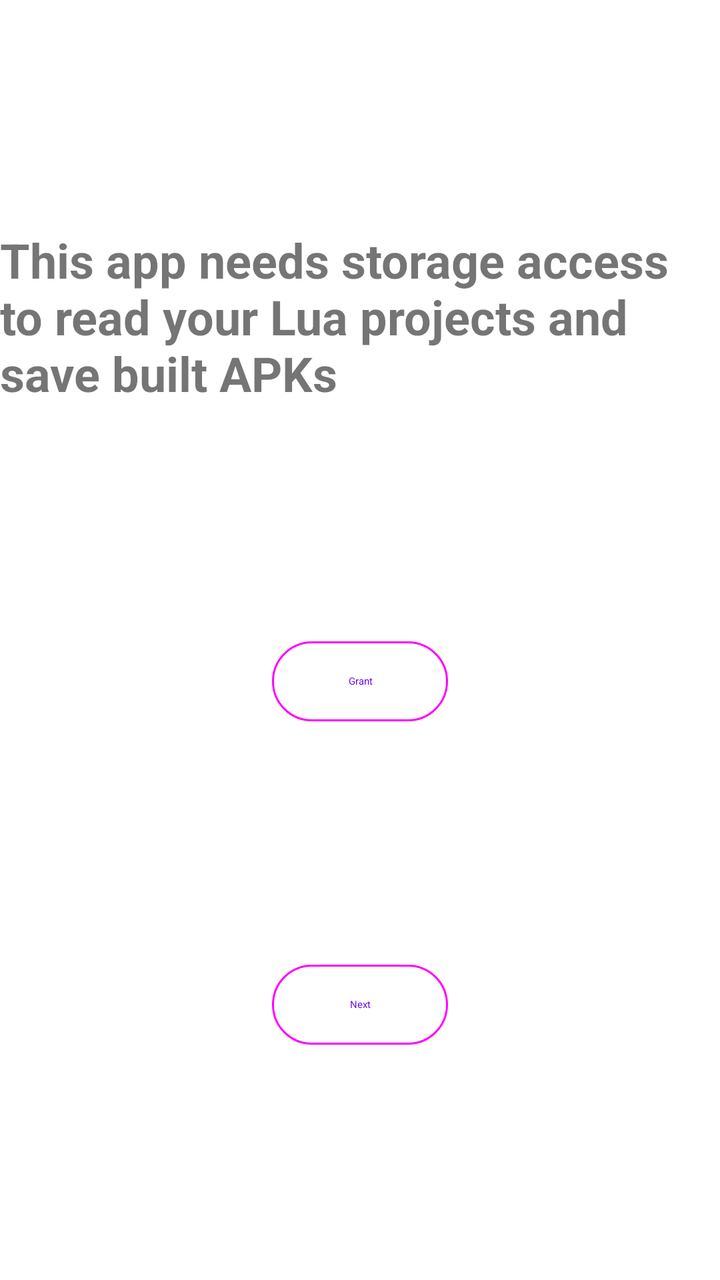
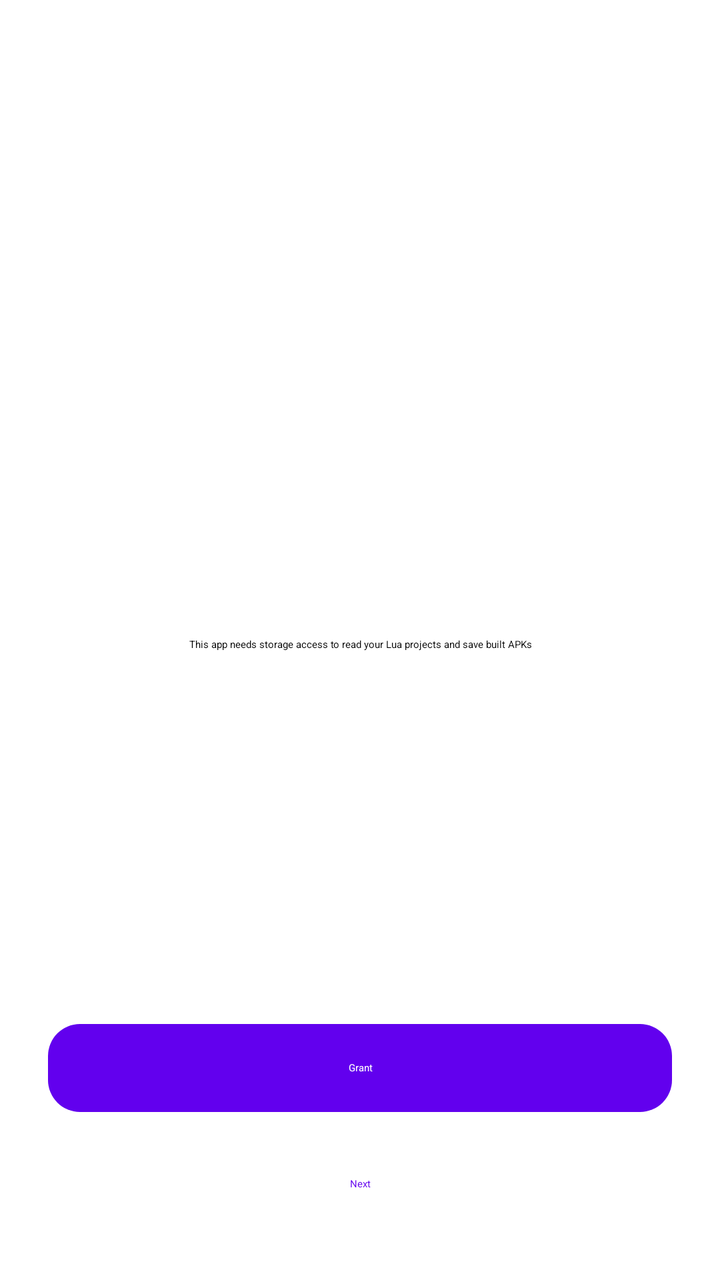

An Android layout rendered at two revisions. The XML below is the earlier revision; the diff shows what the commit changed to produce the second picture.
<!-- AndroidManifest.xml: fallback theme Theme.MaterialComponents.DayNight.NoActionBar -->
<!-- res/layout/fragment_permission.xml -->
<?xml version="1.0" encoding="utf-8"?>
<androidx.constraintlayout.widget.ConstraintLayout xmlns:android="http://schemas.android.com/apk/res/android"
    xmlns:app="http://schemas.android.com/apk/res-auto"
    android:layout_width="match_parent"
    android:layout_height="match_parent">

    <TextView
        android:id="@+id/textView"
        android:layout_width="wrap_content"
        android:layout_height="wrap_content"
        android:text="@string/need_permission"
        android:textStyle="bold"
        android:textSize="24sp"
        app:layout_constraintBottom_toTopOf="@id/grant_button"
        app:layout_constraintEnd_toEndOf="parent"
        app:layout_constraintStart_toStartOf="parent"
        app:layout_constraintTop_toTopOf="parent" />

    <com.google.android.material.button.MaterialButton
        android:id="@+id/grant_button"
        style="@style/Widget.Material3.Button.OutlinedButton"
        android:layout_width="wrap_content"
        android:layout_height="wrap_content"
        android:text="@string/grant"
        app:layout_constraintEnd_toEndOf="parent"
        app:layout_constraintBottom_toTopOf="@id/next_button"
        app:layout_constraintStart_toStartOf="parent"
        app:layout_constraintTop_toBottomOf="@id/textView" />

    <com.google.android.material.button.MaterialButton
        android:id="@+id/next_button"
        style="@style/Widget.Material3.Button.OutlinedButton"
        android:layout_width="wrap_content"
        android:layout_height="wrap_content"
        android:text="@string/next"
        app:layout_constraintBottom_toBottomOf="parent"
        app:layout_constraintEnd_toEndOf="parent"
        app:layout_constraintStart_toStartOf="parent"
        app:layout_constraintTop_toBottomOf="@id/grant_button" />

</androidx.constraintlayout.widget.ConstraintLayout>
<!-- resources referenced by this layout -->
<resources>
  <string name="grant">Grant</string>
  <string name="need_permission">This app needs storage access to read your Lua projects and save built APKs</string>
  <string name="next">Next</string>
</resources>

<!-- the commit's change to res/layout/fragment_permission.xml (unified diff, before → after) -->
@@ -2,40 +2,71 @@
 <androidx.constraintlayout.widget.ConstraintLayout xmlns:android="http://schemas.android.com/apk/res/android"
     xmlns:app="http://schemas.android.com/apk/res-auto"
     android:layout_width="match_parent"
-    android:layout_height="match_parent">
+    android:layout_height="match_parent"
+    android:background="?attr/colorSurface"
+    android:padding="24dp">
 
-    <TextView
-        android:id="@+id/textView"
-        android:layout_width="wrap_content"
+    <LinearLayout
+        android:layout_width="match_parent"
         android:layout_height="wrap_content"
-        android:text="@string/need_permission"
-        android:textStyle="bold"
-        android:textSize="24sp"
-        app:layout_constraintBottom_toTopOf="@id/grant_button"
-        app:layout_constraintEnd_toEndOf="parent"
-        app:layout_constraintStart_toStartOf="parent"
-        app:layout_constraintTop_toTopOf="parent" />
+        android:gravity="center_horizontal"
+        android:orientation="vertical"
+        app:layout_constraintBottom_toTopOf="@id/actions_layout"
+        app:layout_constraintTop_toTopOf="parent">
 
-    <com.google.android.material.button.MaterialButton
-        android:id="@+id/grant_button"
-        style="@style/Widget.Material3.Button.OutlinedButton"
-        android:layout_width="wrap_content"
+        <com.google.android.material.card.MaterialCardView
+            style="@style/Widget.Material3.CardView.Filled"
+            android:layout_width="88dp"
+            android:layout_height="88dp"
+            android:layout_marginBottom="24dp"
+            app:cardBackgroundColor="?attr/colorSecondaryContainer"
+            app:cardCornerRadius="44dp"
+            app:strokeWidth="0dp">
+
+            <ImageView
+                android:layout_width="44dp"
+                android:layout_height="44dp"
+                android:layout_gravity="center"
+                android:contentDescription="@null"
+                android:src="@drawable/ic_project"
+                app:tint="?attr/colorOnSecondaryContainer" />
+
+        </com.google.android.material.card.MaterialCardView>
+
+        <com.google.android.material.textview.MaterialTextView
+            android:id="@+id/textView"
+            android:layout_width="wrap_content"
+            android:layout_height="wrap_content"
+            android:text="@string/need_permission"
+            android:textAlignment="center"
+            android:textAppearance="?attr/textAppearanceBodyLarge"
+            android:textColor="?attr/colorOnSurface" />
+
+    </LinearLayout>
+
+    <LinearLayout
+        android:id="@+id/actions_layout"
+        android:layout_width="match_parent"
         android:layout_height="wrap_content"
-        android:text="@string/grant"
-        app:layout_constraintEnd_toEndOf="parent"
-        app:layout_constraintBottom_toTopOf="@id/next_button"
-        app:layout_constraintStart_toStartOf="parent"
-        app:layout_constraintTop_toBottomOf="@id/textView" />
+        android:orientation="vertical"
+        app:layout_constraintBottom_toBottomOf="parent">
 
-    <com.google.android.material.button.MaterialButton
-        android:id="@+id/next_button"
-        style="@style/Widget.Material3.Button.OutlinedButton"
-        android:layout_width="wrap_content"
-        android:layout_height="wrap_content"
-        android:text="@string/next"
-        app:layout_constraintBottom_toBottomOf="parent"
-        app:layout_constraintEnd_toEndOf="parent"
-        app:layout_constraintStart_toStartOf="parent"
-        app:layout_constraintTop_toBottomOf="@id/grant_button" />
+        <com.google.android.material.button.MaterialButton
+            android:id="@+id/grant_button"
+            style="@style/Widget.Material3.Button"
+            android:layout_width="match_parent"
+            android:layout_height="52dp"
+            android:text="@string/grant"
+            app:cornerRadius="16dp" />
+
+        <com.google.android.material.button.MaterialButton
+            android:id="@+id/next_button"
+            style="@style/Widget.Material3.Button.TextButton"
+            android:layout_width="match_parent"
+            android:layout_height="48dp"
+            android:layout_marginTop="8dp"
+            android:text="@string/next" />
+
+    </LinearLayout>
 
 </androidx.constraintlayout.widget.ConstraintLayout>
<!-- resource entries referenced after the edit -->
@@ -1,5 +1,18 @@
 <!-- resources referenced by this layout -->
 <resources>
+  <!-- drawable ic_project (drawable) -->
+  <vector xmlns:android="http://schemas.android.com/apk/res/android"
+      android:width="24dp"
+      android:height="24dp"
+      android:autoMirrored="true"
+      android:viewportWidth="24"
+      android:viewportHeight="24">
+  
+      <path
+          android:fillColor="#FFFFFF"
+          android:pathData="M11,2H13V4H13.5A1.5,1.5 0,0 1,15 5.5V9L14.56,9.44L16.2,12.28C17.31,11.19 18,9.68 18,8H20C20,10.42 18.93,12.59 17.23,14.06L20.37,19.5L20.5,21.72L18.63,20.5L15.56,15.17C14.5,15.7 13.28,16 12,16C10.72,16 9.5,15.7 8.44,15.17L5.37,20.5L3.5,21.72L3.63,19.5L9.44,9.44L9,9V5.5A1.5,1.5 0,0 1,10.5 4H11V2M9.44,13.43C10.22,13.8 11.09,14 12,14C12.91,14 13.78,13.8 14.56,13.43L13.1,10.9H13.09C12.47,11.5 11.53,11.5 10.91,10.9H10.9L9.44,13.43M12,6A1,1 0,0 0,11 7A1,1 0,0 0,12 8A1,1 0,0 0,13 7A1,1 0,0 0,12 6Z" />
+  
+  </vector>
   <string name="grant">Grant</string>
   <string name="need_permission">This app needs storage access to read your Lua projects and save built APKs</string>
   <string name="next">Next</string>
